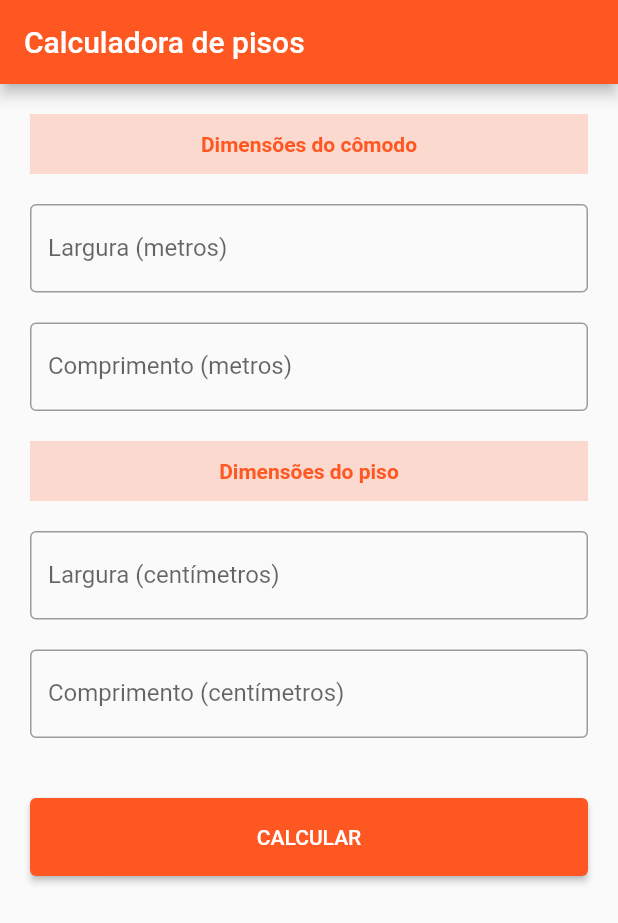
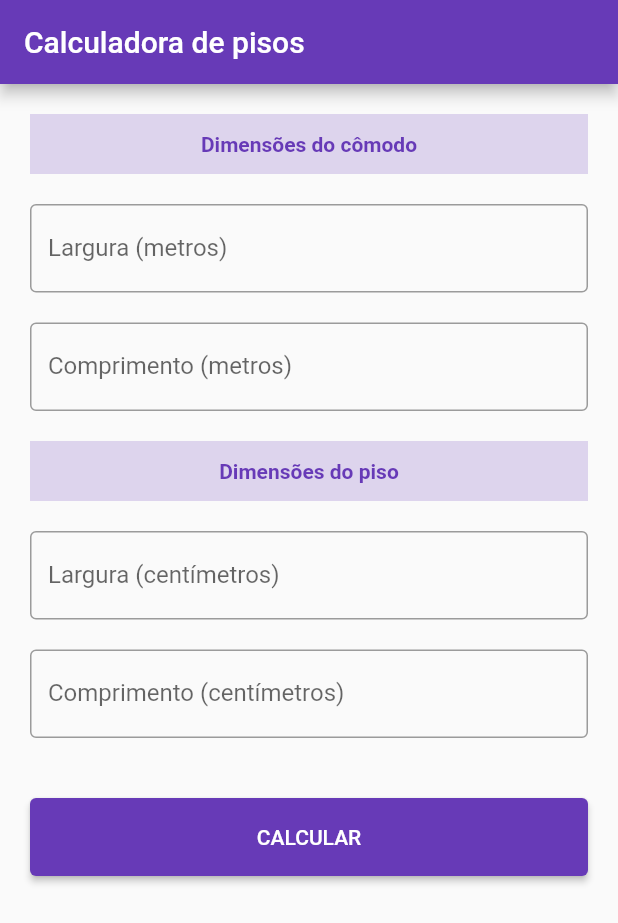
Before and after one commit to kleberandrade/floor-calculator-flutter, a Flutter app: the screen it shows after launch, on a phone screen of 412 x 824 dp. Shown: the top 923 px of the screen. Run offline on Flutter 3.47's test engine with Material 2 defaults, Android fonts, the phone set to English and light mode, and no system bars.

Commit message:
código refatorado

```diff
--- a/lib/helpers/parse_helper.dart
+++ b/lib/helpers/parse_helper.dart
@@ -1,7 +1,5 @@
 class ParseHelper {
-  static const double ZERO = 0.0;
-
   static double toDouble(String value) {
-    return double.tryParse(value.replaceAll(',', '.')) ?? ZERO;
+    return double.tryParse(value.replaceAll(',', '.')) ?? 0.0;
   }
 }
--- a/lib/main.dart
+++ b/lib/main.dart
@@ -1,3 +1,4 @@
+import 'package:floor_calculator/core/theme_app.dart';
 import 'package:floor_calculator/pages/calculator_page.dart';
 import 'package:flutter/material.dart';
 
@@ -11,15 +12,7 @@ class MyApp extends StatelessWidget {
     return MaterialApp(
       debugShowCheckedModeBanner: false,
       title: 'Calculadora de Pisos',
-      theme: ThemeData(
-        primarySwatch: Colors.deepOrange,
-        buttonTheme: ButtonThemeData(
-          buttonColor: Colors.deepOrange,
-          textTheme: ButtonTextTheme.primary,
-          height: 52,
-        ),
-        visualDensity: VisualDensity.adaptivePlatformDensity,
-      ),
+      theme: themeApp,
       home: CalculatorPage(),
     );
   }
--- a/lib/models/floor_model.dart
+++ b/lib/models/floor_model.dart
@@ -3,7 +3,7 @@ class FloorModel {
   double length;
 
   FloorModel({
-    this.width,
-    this.length,
+    this.width = 0.0,
+    this.length = 0.0,
   });
 }
--- a/lib/models/result_model.dart
+++ b/lib/models/result_model.dart
@@ -9,9 +9,9 @@ class ResultModel {
     this.piecesByLength,
   });
 
-  get amountPieces => piecesByWidth * piecesByLength;
-  get amountFloor => piecesByWidth + piecesByLength;
-  get amountPiecesAndFooter => amountPieces + amountFloor;
+  int get amountPieces => piecesByWidth * piecesByLength;
+  int get amountFloor => piecesByWidth + piecesByLength;
+  int get amountPiecesAndFooter => amountPieces + amountFloor;
   double get areaWithoutFooter => amountPieces * areaFloor;
   double get areaWithFooter => amountPiecesAndFooter * areaFloor;
 }
--- a/lib/models/room_model.dart
+++ b/lib/models/room_model.dart
@@ -3,7 +3,7 @@ class RoomModel {
   double length;
 
   RoomModel({
-    this.width,
-    this.length,
+    this.width = 0.0,
+    this.length = 0.0,
   });
 }
--- a/lib/pages/calculator_page.dart
+++ b/lib/pages/calculator_page.dart
@@ -37,24 +37,24 @@ class _CalculatorPageState extends State<CalculatorPage> {
           _buildHeaderText('Dimensões do cômodo'),
           _buildVerticalSpace(),
           _buildNumberInputField(
-            label: 'Largura (metros)',
+            'Largura (metros)',
             onSaved: _controller.setRoomWidth,
           ),
           _buildVerticalSpace(),
           _buildNumberInputField(
-            label: 'Comprimento (metros)',
+            'Comprimento (metros)',
             onSaved: _controller.setRoomLength,
           ),
           _buildVerticalSpace(),
           _buildHeaderText('Dimensões do piso'),
           _buildVerticalSpace(),
           _buildNumberInputField(
-            label: 'Largura (centímetros)',
+            'Largura (centímetros)',
             onSaved: _controller.setFloorWidth,
           ),
           _buildVerticalSpace(),
           _buildNumberInputField(
-            label: 'Comprimento (centímetros)',
+            'Comprimento (centímetros)',
             onSaved: _controller.setFloorLength,
           ),
           _buildVerticalSpace(height: 40),
@@ -64,7 +64,7 @@ class _CalculatorPageState extends State<CalculatorPage> {
     );
   }
 
-  _buildNumberInputField({String label, Function(String) onSaved}) {
+  _buildNumberInputField(String label, {Function(String) onSaved}) {
     return TextFormField(
       onSaved: onSaved,
       decoration: InputDecoration(
```
Also changed, not shown: 1 other file.
